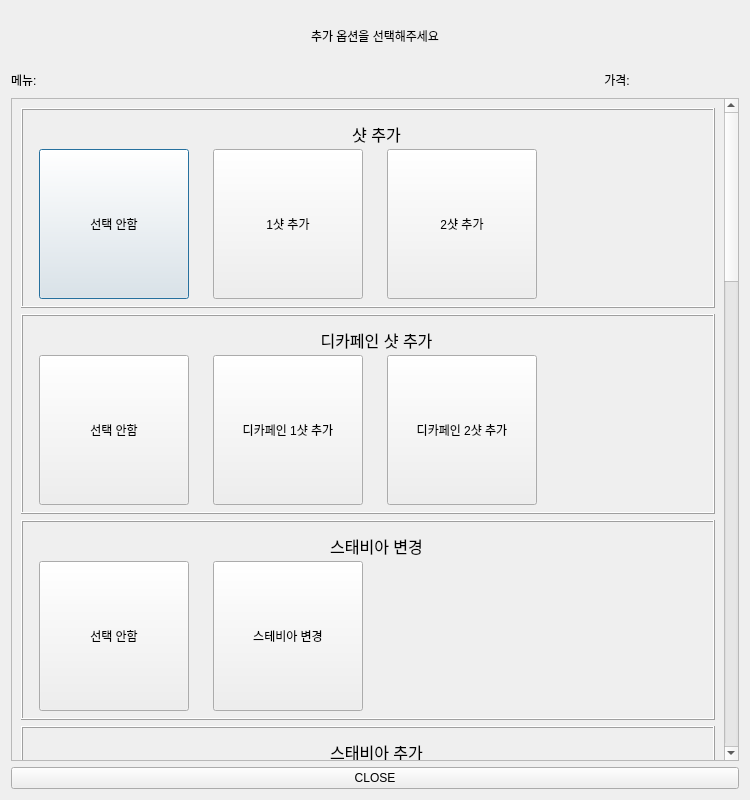
The window that Front/menu/selectOption.ui (LeeHuSeong/Kiosk_AI) describes before a commit, drawn with Qt 5.
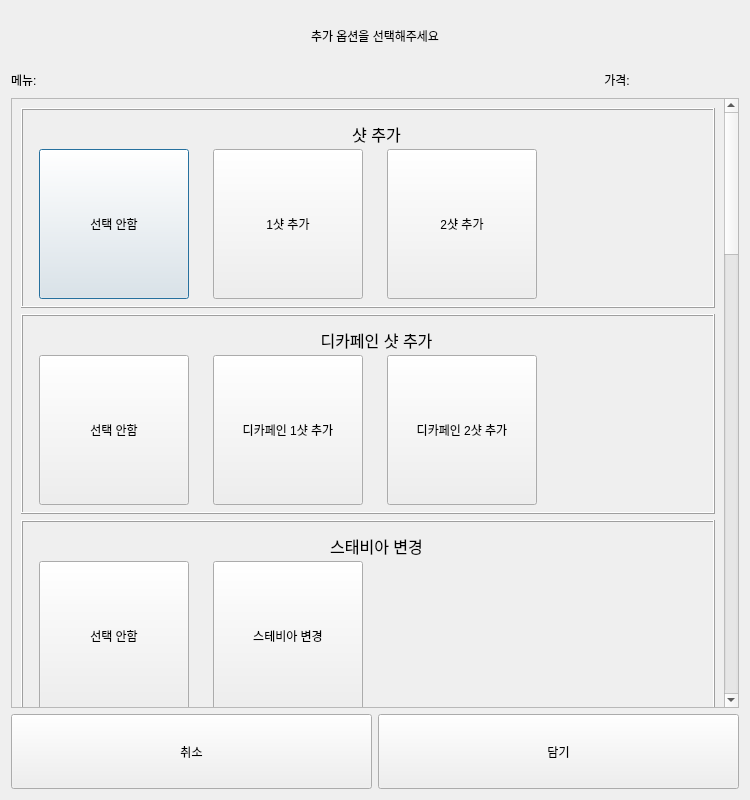
The same window after the commit.

Commit message: Main_to_Sub/Sync

```diff
--- a/Front/menu/selectOption.ui
+++ b/Front/menu/selectOption.ui
@@ -128,7 +128,7 @@
       <property name="geometry">
        <rect>
         <x>0</x>
-        <y>-225</y>
+        <y>-536</y>
         <width>713</width>
         <height>2484</height>
        </rect>
@@ -1810,11 +1810,46 @@
     </widget>
    </item>
    <item>
-    <widget class="QPushButton" name="btn_Close">
-     <property name="text">
-      <string>CLOSE</string>
-     </property>
-    </widget>
+    <layout class="QHBoxLayout" name="btn">
+     <item>
+      <widget class="QPushButton" name="btn_Close">
+       <property name="minimumSize">
+        <size>
+         <width>0</width>
+         <height>75</height>
+        </size>
+       </property>
+       <property name="maximumSize">
+        <size>
+         <width>16777215</width>
+         <height>75</height>
+        </size>
+       </property>
+       <property name="text">
+        <string>취소</string>
+       </property>
+      </widget>
+     </item>
+     <item>
+      <widget class="QPushButton" name="btn_addCart">
+       <property name="minimumSize">
+        <size>
+         <width>0</width>
+         <height>75</height>
+        </size>
+       </property>
+       <property name="maximumSize">
+        <size>
+         <width>16777215</width>
+         <height>75</height>
+        </size>
+       </property>
+       <property name="text">
+        <string>담기</string>
+       </property>
+      </widget>
+     </item>
+    </layout>
    </item>
   </layout>
  </widget>
```
Left out of the diff: 284 changed lines with no effect on the pictures. The commit also changes 1 other file.
